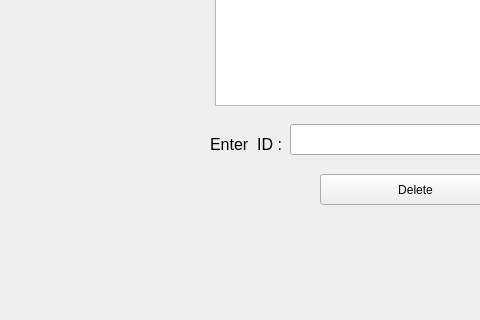
Old version of the form Library-Management-System/deleteuser.ui in the repository danisensei/Library-Management-System; both pictures show x 0 to 480 and y 216 to 536 of the 816 by 536 pixel window.
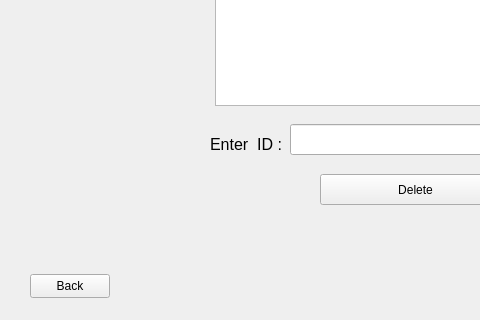
New version of the form.

Commit message:
back button
Functionality of back button has been successfully added

Patch:
```diff
--- a/Library-Management-System/deleteuser.ui
+++ b/Library-Management-System/deleteuser.ui
@@ -82,6 +82,19 @@
     </rect>
    </property>
   </widget>
+  <widget class="QPushButton" name="backbutton">
+   <property name="geometry">
+    <rect>
+     <x>30</x>
+     <y>490</y>
+     <width>80</width>
+     <height>24</height>
+    </rect>
+   </property>
+   <property name="text">
+    <string>Back</string>
+   </property>
+  </widget>
  </widget>
  <resources/>
  <connections/>
```
The commit also changes 5 other files.
